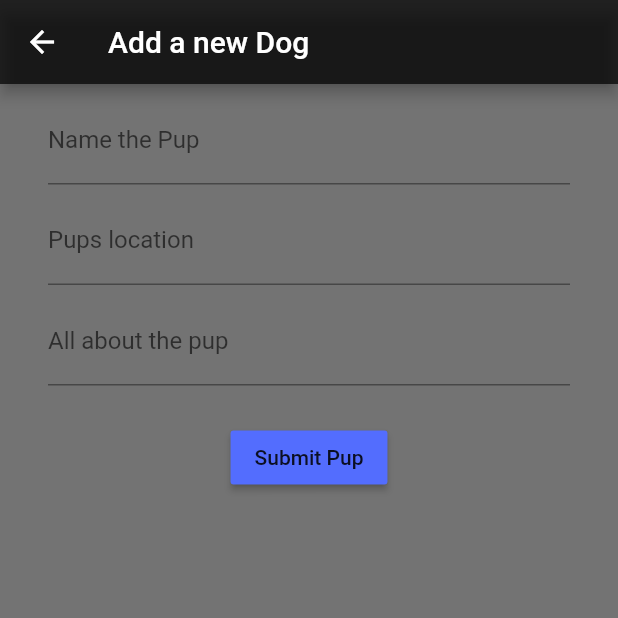
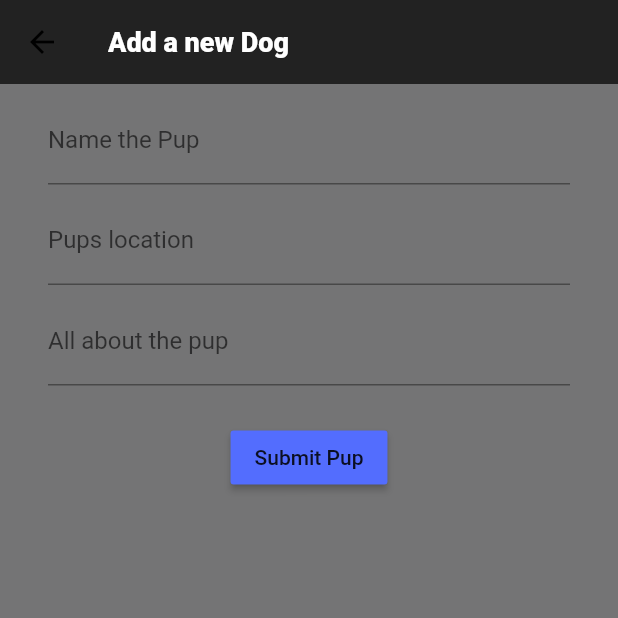
Before and after one commit to alphaolomi/idea-app, a Flutter app: the AddDogFormPage screen opened directly, on a phone screen of 412 x 824 dp, the top half of it. Run offline on Flutter 3.47's test engine with Material 2 defaults, Android fonts, the phone set to English and light mode, and no system bars; network calls fail.

Commit message:
changing components

```diff
--- /dev/null
+++ b/lib/util/const.dart
@@ -0,0 +1,54 @@
+import 'package:flutter/material.dart';
+class Constants{
+
+  static String appName = "Food App";
+
+  //Colors for theme
+  static Color lightPrimary = Color(0xfffcfcff);
+  static Color darkPrimary = Colors.black;
+
+  static Color lightAccent = Colors.deepPurpleAccent;
+  static Color darkAccent = Colors.deepOrangeAccent;
+
+  static Color lightBG = Color(0xfffcfcff);
+  static Color darkBG = Colors.black;
+
+  static ThemeData lightTheme = ThemeData(
+    backgroundColor: lightBG,
+    primaryColor: lightPrimary,
+    accentColor:  lightAccent,
+    cursorColor: lightAccent,
+    scaffoldBackgroundColor: lightBG,
+    appBarTheme: AppBarTheme(
+      elevation: 0,
+      textTheme: TextTheme(
+        title: TextStyle(
+//          color: darkBG,
+          fontSize: 18.0,
+          fontWeight: FontWeight.w800,
+        ),
+      ),
+    ),
+  );
+
+  static ThemeData darkTheme = ThemeData(
+    brightness: Brightness.dark,
+    backgroundColor: darkBG,
+    primaryColor: darkPrimary,
+    accentColor: darkAccent,
+    scaffoldBackgroundColor: darkBG,
+    cursorColor: darkAccent,
+    appBarTheme: AppBarTheme(
+      elevation: 0,
+      textTheme: TextTheme(
+        title: TextStyle(
+//          color: lightBG,
+          fontSize: 18.0,
+          fontWeight: FontWeight.w800,
+        ),
+      ),
+    ),
+  );
+
+
+}
```
Also changed, not shown: lib/idea_card.dart (+2 -10 lines), lib/main.dart (+10 -8 lines).
